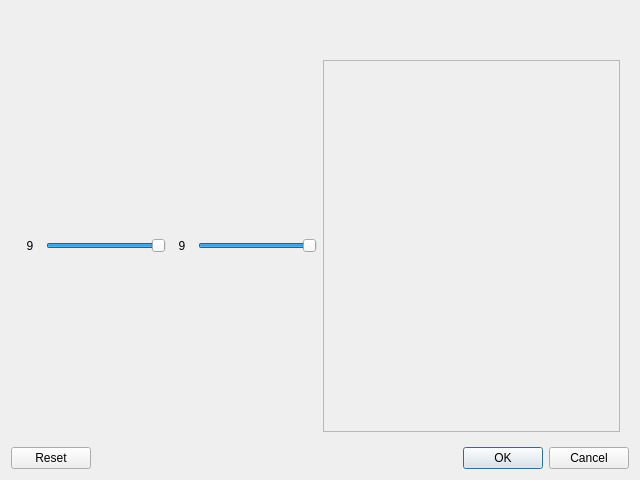
parzygnat/cg_project_1, file customfilter.ui: the form before one commit.
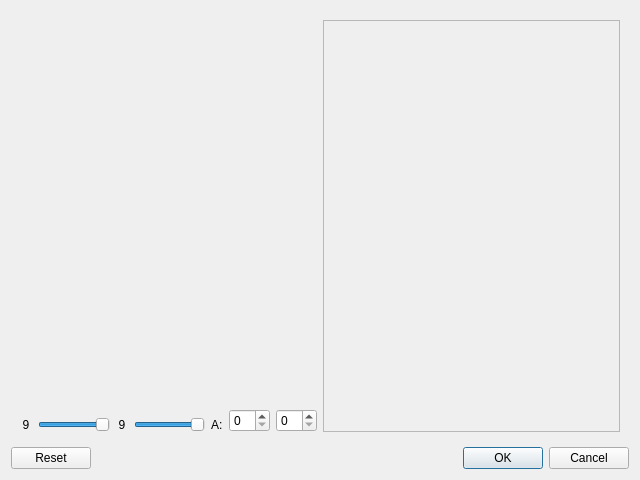
The form after the commit.

```diff
--- a/customfilter.ui
+++ b/customfilter.ui
@@ -40,7 +40,7 @@
      <property name="lineWidth">
       <number>5</number>
      </property>
-     <layout class="QVBoxLayout" name="verticalLayout" stretch="6,0,1">
+     <layout class="QVBoxLayout" name="verticalLayout" stretch="6,1">
       <property name="spacing">
        <number>6</number>
       </property>
@@ -54,22 +54,6 @@
         </property>
        </layout>
       </item>
-      <item>
-       <spacer name="verticalSpacer">
-        <property name="orientation">
-         <enum>Qt::Vertical</enum>
-        </property>
-        <property name="sizeType">
-         <enum>QSizePolicy::Preferred</enum>
-        </property>
-        <property name="sizeHint" stdset="0">
-         <size>
-          <width>20</width>
-          <height>40</height>
-         </size>
-        </property>
-       </spacer>
-      </item>
       <item>
        <layout class="QHBoxLayout" name="horizontalLayout" stretch="1,1">
         <property name="sizeConstraint">
@@ -79,10 +63,10 @@
          <number>0</number>
         </property>
         <item>
-         <layout class="QHBoxLayout" name="horizontalLayout_6">
+         <layout class="QHBoxLayout" name="horizontalLayout_6" stretch="1,1,1">
           <item>
            <layout class="QHBoxLayout" name="horizontalLayout_7" stretch="1,6">
-            <item>
+            <item alignment="Qt::AlignBottom">
              <widget class="QLabel" name="label_5">
               <property name="text">
                <string>9</string>
@@ -92,7 +76,7 @@
               </property>
              </widget>
             </item>
-            <item>
+            <item alignment="Qt::AlignBottom">
              <widget class="QSlider" name="horizontalSlider_5">
               <property name="minimum">
                <number>0</number>
@@ -121,7 +105,7 @@
           </item>
           <item>
            <layout class="QHBoxLayout" name="horizontalLayout_8" stretch="1,6">
-            <item>
+            <item alignment="Qt::AlignBottom">
              <widget class="QLabel" name="label_6">
               <property name="text">
                <string>9</string>
@@ -131,7 +115,7 @@
               </property>
              </widget>
             </item>
-            <item>
+            <item alignment="Qt::AlignBottom">
              <widget class="QSlider" name="horizontalSlider_6">
               <property name="minimum">
                <number>0</number>
@@ -158,6 +142,26 @@
             </item>
            </layout>
           </item>
+          <item>
+           <layout class="QHBoxLayout" name="horizontalLayout_9">
+            <item alignment="Qt::AlignHCenter|Qt::AlignBottom">
+             <widget class="QLabel" name="label_7">
+              <property name="layoutDirection">
+               <enum>Qt::LeftToRight</enum>
+              </property>
+              <property name="text">
+               <string>A:</string>
+              </property>
+             </widget>
+            </item>
+            <item alignment="Qt::AlignBottom">
+             <widget class="QSpinBox" name="spinBox"/>
+            </item>
+            <item alignment="Qt::AlignBottom">
+             <widget class="QSpinBox" name="spinBox_2"/>
+            </item>
+           </layout>
+          </item>
          </layout>
         </item>
         <item>
```
